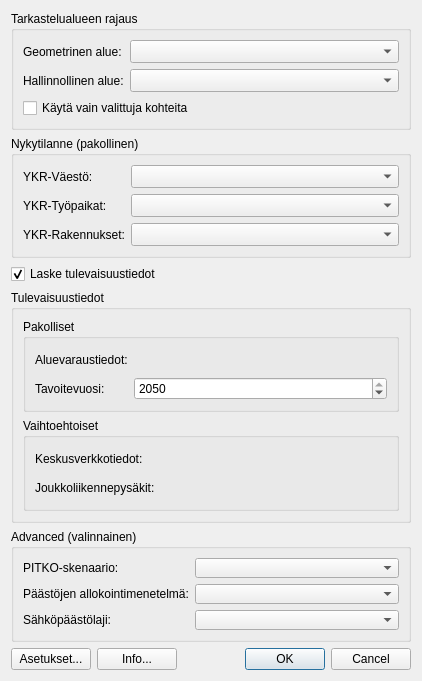
Before: the Qt Designer form ykr_tool_main.ui in GispoCoding/assessclimateimpact, drawn with Qt 5.
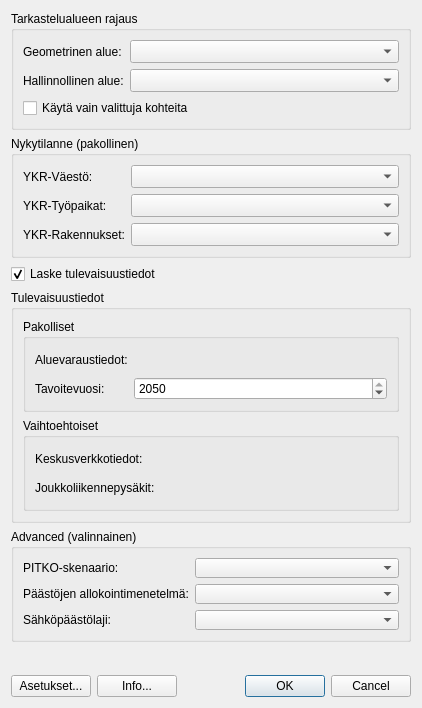
After: the same form once the commit is applied. Custom widgets are drawn as their Qt base class.

Commit message: Load settings dialog

Patch:
```diff
--- a/ykr_tool_main.ui
+++ b/ykr_tool_main.ui
@@ -6,8 +6,8 @@
    <rect>
     <x>0</x>
     <y>0</y>
-    <width>420</width>
-    <height>610</height>
+    <width>422</width>
+    <height>708</height>
    </rect>
   </property>
   <property name="windowTitle">
```
Left out of the diff: 2 changed lines with no effect on the pictures. The commit also changes 1 other file.
